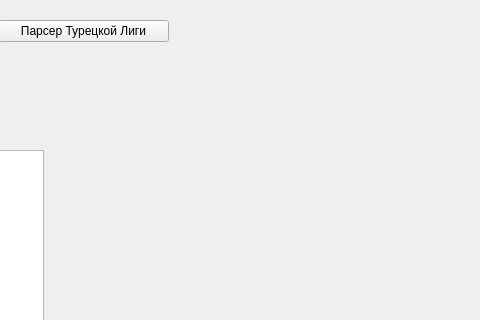
Old version of the form mainwindow.ui in the repository vcore486-afk/LiveTvGUI; both pictures show x 732 to 1212 and y 0 to 320 of the 1212 by 645 pixel window.
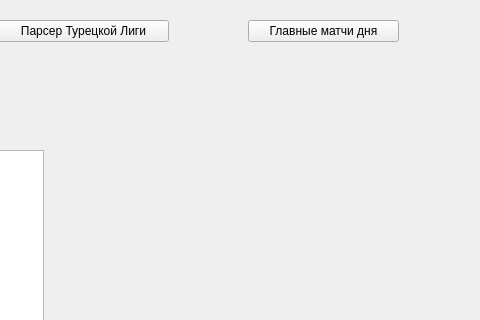
New version of the form. Icons and pictures are not drawn.

Commit message: добавлено кнопка парсер главного матча дня 	изменено:      mainwindow.cpp 	изменено:      mainwindow.h 	изменено:      mainwindow.ui 	новый файл:    parser_matchday.py 	изменено:      resources.qrc

```diff
--- a/mainwindow.ui
+++ b/mainwindow.ui
@@ -201,6 +201,19 @@
      <string>Парсер Турецкой Лиги</string>
     </property>
    </widget>
+   <widget class="QPushButton" name="matchday">
+    <property name="geometry">
+     <rect>
+      <x>980</x>
+      <y>20</y>
+      <width>151</width>
+      <height>22</height>
+     </rect>
+    </property>
+    <property name="text">
+     <string>Главные матчи дня</string>
+    </property>
+   </widget>
   </widget>
   <widget class="QMenuBar" name="menubar">
    <property name="geometry">
```
The commit also changes 4 other files.
